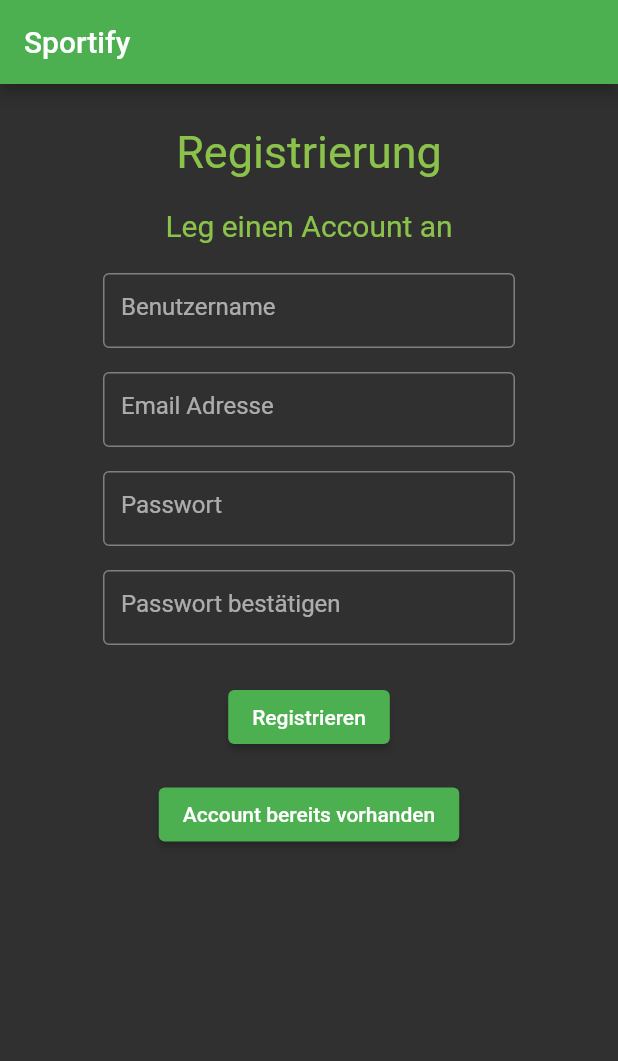
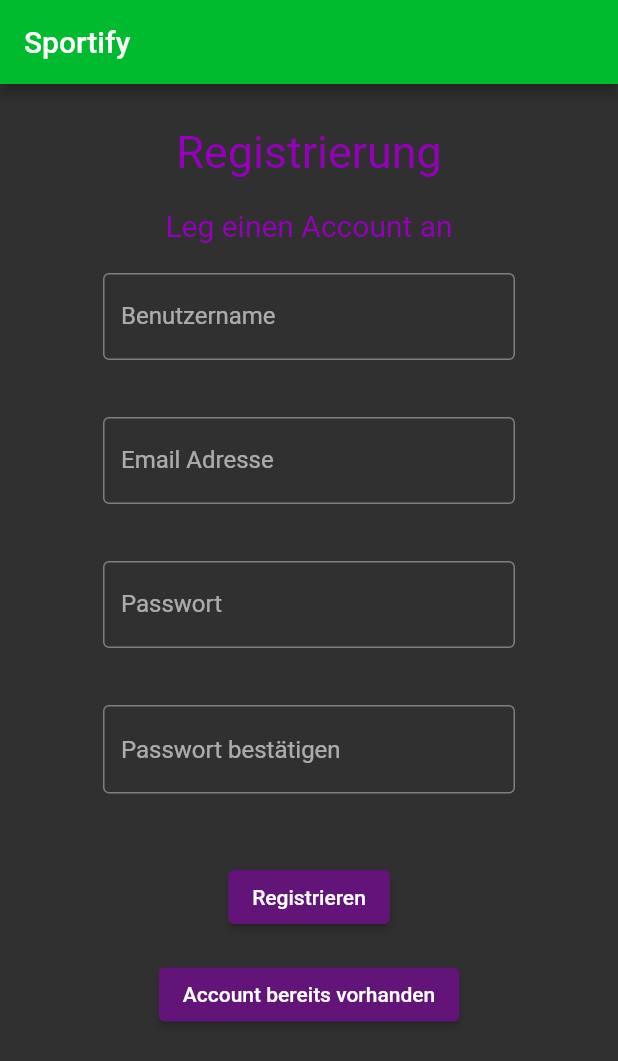
Before and after one commit to Reaga21/sportify, a Flutter app: the screen it shows after launch, after a tap on "Create an Account", on a phone screen of 412 x 824 dp. Shown: the top 1061 px of the screen. Run offline on Flutter 3.47's test engine with Material 2 defaults, Android fonts, the phone set to English and light mode, and no system bars; our stand-ins replace cloud_firestore, email_validator, firebase_auth, firebase_core, pedometer; missing offline and left inert: flutter_foreground_task; accounts and stored records are empty; network calls fail; Roboto replaces fonts that are missing (Georgia).

Commit message:
added and refined theme of color -- color schema

```diff
--- a/lib/main.dart
+++ b/lib/main.dart
@@ -21,9 +21,25 @@ void main() async {
       ],
       child: MaterialApp(
         theme: ThemeData(
-          brightness: Brightness.dark,
-          primaryColor: Colors.lightGreen,
-          backgroundColor: Colors.green,
+          colorScheme: const ColorScheme(
+              primary: Color(0xFF00bb2d),
+              primaryVariant: Color(0xFF1c7923),
+              secondary: Color(0xFF9500bb),
+              secondaryVariant: Color(0xFF621479),
+              surface: Color(0xFF807b7e),
+              background: Color(0xFF3f3d3e),
+              error: Color(0xFFbb002c),
+              onPrimary: Color(0xFFffffff),
+              onSecondary: Color(0xFFffffff),
+              onSurface: Color(0xFFffffff),
+              onBackground: Color(0xFFffffff),
+              onError: Color(0xffffffff),
+              brightness: Brightness.dark),
+          fontFamily: 'Georgia',
+          textTheme: const TextTheme(
+            headline1: TextStyle(fontSize: 72, fontWeight: FontWeight.bold,
+            color: Colors.lightGreen),
+          ),
         ),
         home: const MyLogin(),
       ),
--- a/lib/src/views/home/tabs/friends/friends_page.dart
+++ b/lib/src/views/home/tabs/friends/friends_page.dart
@@ -22,7 +22,7 @@ class FriendsTabView extends StatelessWidget {
       length: 2,
       child: Scaffold(
         appBar: AppBar(
-          backgroundColor: Theme.of(context).backgroundColor,
+          backgroundColor: Theme.of(context).colorScheme.primary,
           flexibleSpace: Column(
             mainAxisAlignment: MainAxisAlignment.end,
             children: const [
--- a/lib/src/views/home/tabs/stepOverview/steps_overview.dart
+++ b/lib/src/views/home/tabs/stepOverview/steps_overview.dart
@@ -12,7 +12,7 @@ class StepOverviewPage extends StatelessWidget {
     return Scaffold(
       appBar: AppBar(
         title: const Text("Sportify"),
-        backgroundColor: Theme.of(context).backgroundColor,
+        backgroundColor: Theme.of(context).colorScheme.primary,
         actions: [
           IconButton(
             onPressed: () {
--- a/lib/src/views/loading/loading_page.dart
+++ b/lib/src/views/loading/loading_page.dart
@@ -32,7 +32,7 @@ class _LoadingPageState extends State<LoadingPage> {
     return Scaffold(
       appBar: AppBar(
         title: const Text("Sportiy"),
-        backgroundColor: Theme.of(context).backgroundColor,
+        backgroundColor: Theme.of(context).colorScheme.primary,
       ),
       body: const Center(
         child: CircularProgressIndicator(),
--- a/lib/src/views/login/login_page.dart
+++ b/lib/src/views/login/login_page.dart
@@ -22,8 +22,7 @@ class _MyLoginState extends State<MyLogin> {
       appBar: AppBar(
         title: const Text("Sportify"),
         backgroundColor: Theme
-            .of(context)
-            .backgroundColor,
+            .of(context).colorScheme.primary,
       ),
       body: Center(
         child: Column(
@@ -33,13 +32,7 @@ class _MyLoginState extends State<MyLogin> {
         padding: const EdgeInsets.symmetric(horizontal: 8.0, vertical: 8.0),
         child: Text(
           "Login",
-          style: TextStyle(
-            color: Theme
-                .of(context)
-                .primaryColor,
-            fontSize: 40,
-            fontWeight: FontWeight.bold,
-          ),
+          style: Theme.of(context).textTheme.headline1,
         ),
       ),
       const SizedBox(height: 50),
--- a/lib/src/views/registration/registration_page.dart
+++ b/lib/src/views/registration/registration_page.dart
@@ -28,7 +28,7 @@ class _RegistrationState extends State<Registration> {
     return Scaffold(
       appBar: AppBar(
         title: const Text("Sportify"),
-        backgroundColor: Theme.of(context).backgroundColor,
+        backgroundColor: Theme.of(context).colorScheme.primary,
       ),
       body: Form(
         key: _formKey,
@@ -44,7 +44,7 @@ class _RegistrationState extends State<Registration> {
                     "Registrierung",
                     style: TextStyle(
                       fontSize: 30,
-                      color: Theme.of(context).primaryColor,
+                      color: Theme.of(context).colorScheme.secondary,
                     ),
                     textAlign: TextAlign.center,
                   ),
@@ -58,7 +58,7 @@ class _RegistrationState extends State<Registration> {
                   "Leg einen Account an",
                   style: TextStyle(
                     fontSize: 20,
-                    color: Theme.of(context).primaryColor,
+                    color: Theme.of(context).colorScheme.secondary,
                   ),
                   textAlign: TextAlign.center,
                 ),
@@ -71,12 +71,12 @@ class _RegistrationState extends State<Registration> {
                   padding: const EdgeInsets.fromLTRB(0.0, 20.0, 0.0, 8.0),
                   child: SizedBox(
                     width: MediaQuery.of(context).size.width / 1.5,
-                    height: 50.0,
+                    height: 80.0,
                     child: TextField(
                       controller: bNController,
                       decoration: const InputDecoration(
                           border: OutlineInputBorder(),
-                          hintText: 'Benutzername'),
+                          hintText: 'Benutzername', helperText: ' '),
                     ),
                   ),
                 ),
@@ -89,7 +89,7 @@ class _RegistrationState extends State<Registration> {
                   padding: const EdgeInsets.fromLTRB(0.0, 8.0, 0.0, 8.0),
                   child: SizedBox(
                     width: MediaQuery.of(context).size.width / 1.5,
-                    height: 50.0,
+                    height: 80.0,
                     child: TextFormField(
                       validator: (value) {
                         if (!(EmailValidator.validate(value!))) {
@@ -100,7 +100,8 @@ class _RegistrationState extends State<Registration> {
                       controller: eMailController,
                       decoration: const InputDecoration(
                           border: OutlineInputBorder(),
-                          hintText: 'Email Adresse'),
+                          hintText: 'Email Adresse',
+                          helperText: ' '),
                     ),
                   ),
                 ),
@@ -113,12 +114,14 @@ class _RegistrationState extends State<Registration> {
                   padding: const EdgeInsets.fromLTRB(0.0, 8.0, 0.0, 8.0),
                   child: SizedBox(
                     width: MediaQuery.of(context).size.width / 1.5,
-                    height: 50.0,
+                    height: 80.0,
                     child: TextFormField(
                       controller: pWController,
                       obscureText: true,
                       decoration: const InputDecoration(
-                          border: OutlineInputBorder(), hintText: 'Passwort'),
+                          border: OutlineInputBorder(),
+                          hintText: 'Passwort',
+                          helperText: ' '),
                     ),
                   ),
                 ),
@@ -131,7 +134,7 @@ class _RegistrationState extends State<Registration> {
                   padding: const EdgeInsets.fromLTRB(0.0, 8.0, 0.0, 8.0),
                   child: SizedBox(
                     width: MediaQuery.of(context).size.width / 1.5,
-                    height: 50.0,
+                    height: 80.0,
                     child: TextFormField(
                         obscureText: true,
                         decoration: const InputDecoration(
@@ -157,7 +160,7 @@ class _RegistrationState extends State<Registration> {
                 ElevatedButton(
                   child: const Text('Registrieren'),
                   style: ElevatedButton.styleFrom(
-                      primary: Theme.of(context).backgroundColor),
+                      primary: Theme.of(context).colorScheme.secondaryVariant),
                   onPressed: () {
                     if (_formKey.currentState!.validate()) {
                       FirebaseAuth.instance
@@ -209,7 +212,7 @@ class _RegistrationState extends State<Registration> {
                 ElevatedButton(
                   child: const Text('Account bereits vorhanden'),
                   style: ElevatedButton.styleFrom(
-                      primary: Theme.of(context).backgroundColor),
+                      primary: Theme.of(context).colorScheme.secondaryVariant),
                   onPressed: () {
                     Navigator.pushReplacement(context,
                         MaterialPageRoute(builder: (_) => const MyLogin()));
@@ -222,6 +225,7 @@ class _RegistrationState extends State<Registration> {
       ),
     );
   }
+
   Future<void> _showDialogWeakPW() async {
     return showDialog<void>(
       context: context,
@@ -248,6 +252,7 @@ class _RegistrationState extends State<Registration> {
       },
     );
   }
+
   Future<void> _showDialogEmailIU() async {
     return showDialog<void>(
       context: context,
@@ -271,12 +276,9 @@ class _RegistrationState extends State<Registration> {
             ),
             TextButton(
               child: const Text('Zum Login'),
-
               onPressed: () {
-                Navigator.pushReplacement(
-                    context,
-                    MaterialPageRoute(
-                        builder: (_) => const MyLogin()));
+                Navigator.pushReplacement(context,
+                    MaterialPageRoute(builder: (_) => const MyLogin()));
               },
             ),
           ],
```
